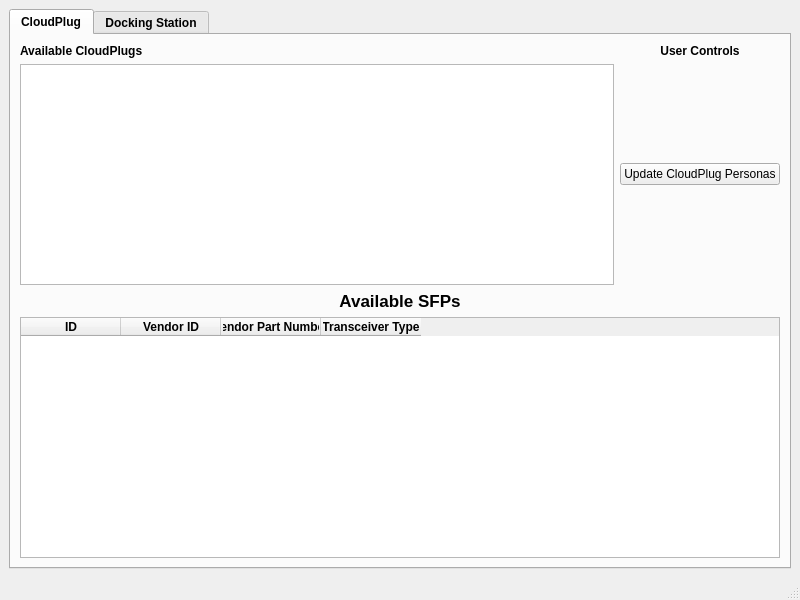
CMillions/Cloudplug-Control, file src/modules/ui_files/main.ui: the form before one commit.
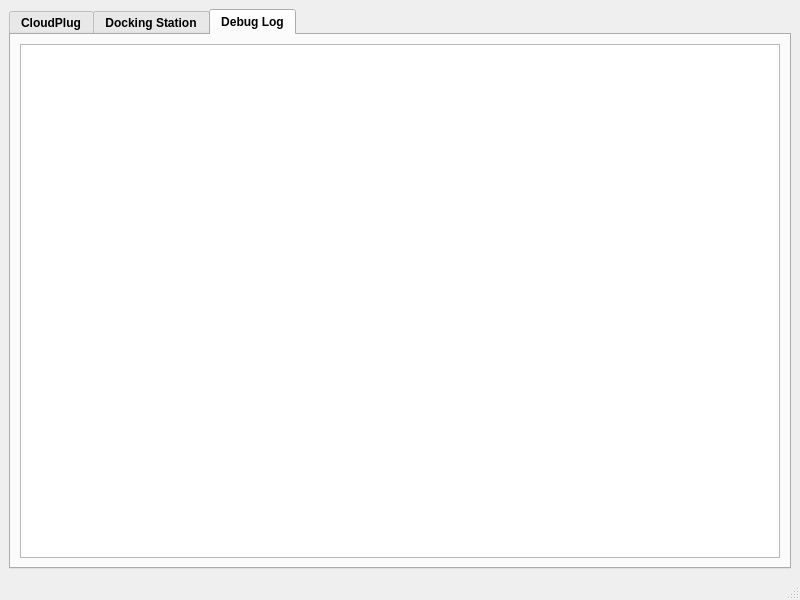
The form after the commit.

Patch:
```diff
--- a/src/modules/ui_files/main.ui
+++ b/src/modules/ui_files/main.ui
@@ -24,7 +24,7 @@
        </font>
       </property>
       <property name="currentIndex">
-       <number>0</number>
+       <number>2</number>
       </property>
       <widget class="QWidget" name="tab">
        <attribute name="title">
@@ -186,6 +186,29 @@
         <string>Docking Station</string>
        </attribute>
       </widget>
+      <widget class="QWidget" name="logTab">
+       <property name="enabled">
+        <bool>true</bool>
+       </property>
+       <attribute name="title">
+        <string>Debug Log</string>
+       </attribute>
+       <layout class="QGridLayout" name="gridLayout_6">
+        <item row="0" column="0">
+         <widget class="QPlainTextEdit" name="plainTextEdit">
+          <property name="font">
+           <font>
+            <weight>50</weight>
+            <bold>false</bold>
+           </font>
+          </property>
+          <property name="readOnly">
+           <bool>true</bool>
+          </property>
+         </widget>
+        </item>
+       </layout>
+      </widget>
      </widget>
     </item>
    </layout>
```
